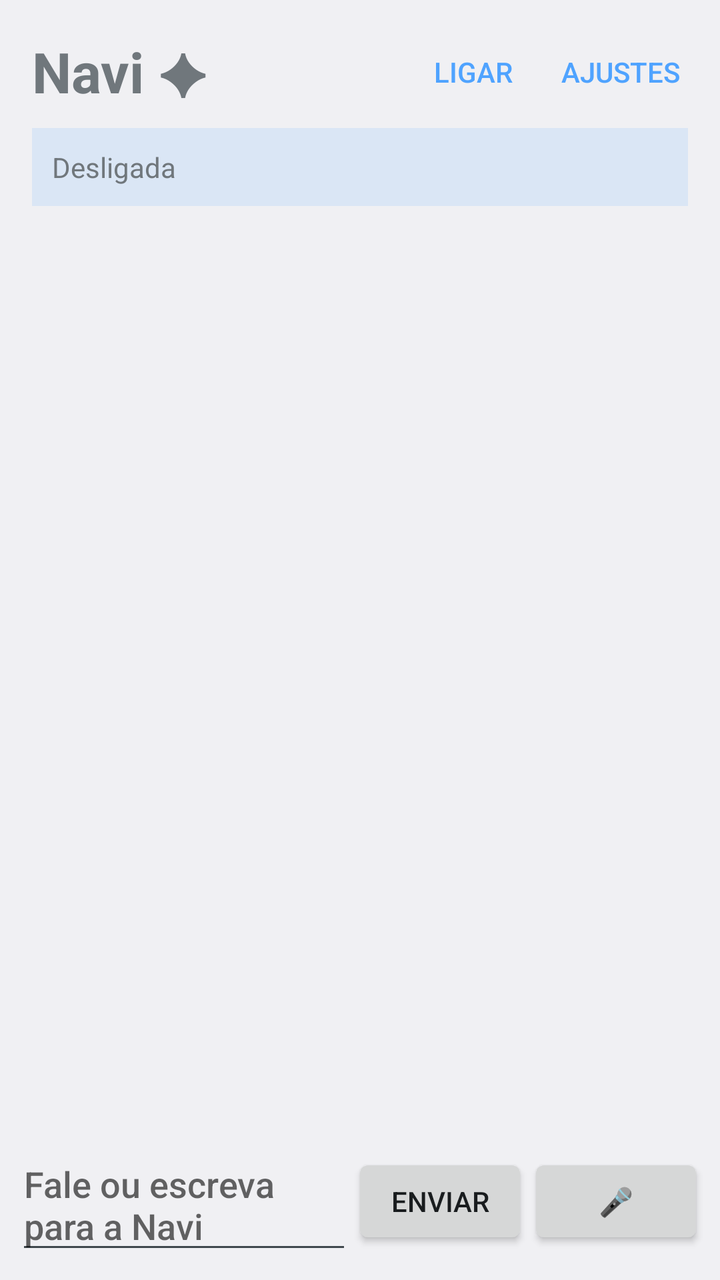
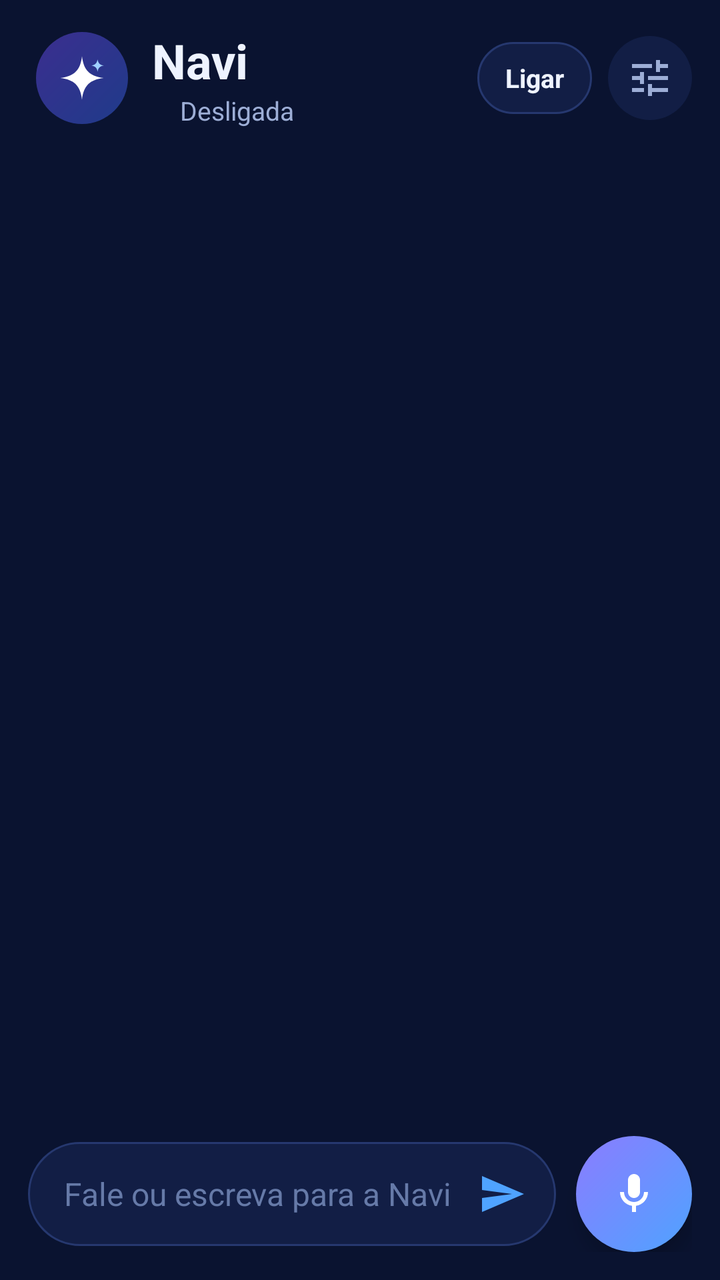

Screens rendered from an Android XML layout before and after an edit, with the pre-edit source and the edit as a unified diff.
<!-- AndroidManifest.xml: application theme NaviTheme -->
<!-- res/layout/activity_main.xml -->
<?xml version="1.0" encoding="utf-8"?>
<LinearLayout xmlns:android="http://schemas.android.com/apk/res/android"
    android:layout_width="match_parent"
    android:layout_height="match_parent"
    android:fitsSystemWindows="true"
    android:orientation="vertical">

    
    <LinearLayout
        android:layout_width="match_parent"
        android:layout_height="wrap_content"
        android:gravity="center_vertical"
        android:orientation="horizontal"
        android:paddingStart="16dp"
        android:paddingTop="12dp"
        android:paddingEnd="8dp"
        android:paddingBottom="4dp">

        <TextView
            android:layout_width="0dp"
            android:layout_height="wrap_content"
            android:layout_weight="1"
            android:text="Navi ✦"
            android:textSize="28sp"
            android:textStyle="bold" />

        <Button
            android:id="@+id/toggle"
            style="?android:attr/buttonBarButtonStyle"
            android:layout_width="wrap_content"
            android:layout_height="wrap_content"
            android:text="Ligar" />

        <Button
            android:id="@+id/settings"
            style="?android:attr/buttonBarButtonStyle"
            android:layout_width="wrap_content"
            android:layout_height="wrap_content"
            android:text="Ajustes" />
    </LinearLayout>

    <TextView
        android:id="@+id/status"
        android:layout_width="match_parent"
        android:layout_height="wrap_content"
        android:layout_marginStart="16dp"
        android:layout_marginEnd="16dp"
        android:background="#224FA3FF"
        android:padding="10dp"
        android:text="Desligada"
        android:textSize="14sp" />

    <TextView
        android:id="@+id/setupHint"
        android:layout_width="match_parent"
        android:layout_height="wrap_content"
        android:layout_marginStart="16dp"
        android:layout_marginTop="8dp"
        android:layout_marginEnd="16dp"
        android:background="#33FFB74F"
        android:padding="10dp"
        android:text="Falta configurar a chave do Gemini. Toque aqui para abrir os ajustes."
        android:textSize="14sp"
        android:visibility="gone" />

    
    <ScrollView
        android:id="@+id/scroll"
        android:layout_width="match_parent"
        android:layout_height="0dp"
        android:layout_weight="1"
        android:clipToPadding="false"
        android:paddingStart="12dp"
        android:paddingTop="8dp"
        android:paddingEnd="12dp"
        android:paddingBottom="8dp">

        <LinearLayout
            android:id="@+id/chat"
            android:layout_width="match_parent"
            android:layout_height="wrap_content"
            android:orientation="vertical" />
    </ScrollView>

    
    <LinearLayout
        android:layout_width="match_parent"
        android:layout_height="wrap_content"
        android:gravity="center_vertical"
        android:orientation="horizontal"
        android:padding="8dp">

        <EditText
            android:id="@+id/input"
            android:layout_width="0dp"
            android:layout_height="wrap_content"
            android:layout_weight="1"
            android:hint="Fale ou escreva para a Navi"
            android:imeOptions="actionSend"
            android:inputType="textCapSentences|textMultiLine"
            android:maxLines="4" />

        <Button
            android:id="@+id/send"
            android:layout_width="wrap_content"
            android:layout_height="wrap_content"
            android:text="Enviar" />

        <Button
            android:id="@+id/mic"
            android:layout_width="wrap_content"
            android:layout_height="wrap_content"
            android:text="🎤" />
    </LinearLayout>
</LinearLayout>
<!-- resources referenced by this layout -->
<resources>
  <style name="NaviTheme" parent="@android:style/Theme.DeviceDefault.DayNight">
          <item name="android:colorAccent">#4FA3FF</item>
          <item name="android:windowActionBar">false</item>
          <item name="android:windowNoTitle">true</item>
      </style>
</resources>

<!-- the commit's change to res/layout/activity_main.xml (unified diff, before → after) -->
@@ -2,6 +2,7 @@
 <LinearLayout xmlns:android="http://schemas.android.com/apk/res/android"
     android:layout_width="match_parent"
     android:layout_height="match_parent"
+    android:background="@color/navi_bg"
     android:fitsSystemWindows="true"
     android:orientation="vertical">
 
@@ -11,55 +12,93 @@
         android:layout_height="wrap_content"
         android:gravity="center_vertical"
         android:orientation="horizontal"
-        android:paddingStart="16dp"
-        android:paddingTop="12dp"
-        android:paddingEnd="8dp"
-        android:paddingBottom="4dp">
+        android:paddingStart="18dp"
+        android:paddingTop="14dp"
+        android:paddingEnd="14dp"
+        android:paddingBottom="10dp">
+
+        <ImageView
+            android:layout_width="46dp"
+            android:layout_height="46dp"
+            android:background="@drawable/bg_logo"
+            android:contentDescription="Navi"
+            android:padding="2dp"
+            android:src="@drawable/ic_sparkle" />
+
+        <LinearLayout
+            android:layout_width="0dp"
+            android:layout_height="wrap_content"
+            android:layout_marginStart="12dp"
+            android:layout_weight="1"
+            android:orientation="vertical">
+
+            <TextView
+                android:layout_width="wrap_content"
+                android:layout_height="wrap_content"
+                android:text="Navi"
+                android:textColor="@color/navi_text"
+                android:textSize="24sp"
+                android:textStyle="bold" />
+
+            <LinearLayout
+                android:id="@+id/statusRow"
+                android:layout_width="wrap_content"
+                android:layout_height="wrap_content"
+                android:gravity="center_vertical"
+                android:orientation="horizontal">
+
+                <View
+                    android:id="@+id/statusDot"
+                    android:layout_width="8dp"
+                    android:layout_height="8dp"
+                    android:layout_marginEnd="6dp" />
+
+                <TextView
+                    android:id="@+id/status"
+                    android:layout_width="wrap_content"
+                    android:layout_height="wrap_content"
+                    android:ellipsize="end"
+                    android:maxLines="1"
+                    android:text="Desligada"
+                    android:textColor="@color/navi_text2"
+                    android:textSize="13sp" />
+            </LinearLayout>
+        </LinearLayout>
 
         <TextView
-            android:layout_width="0dp"
-            android:layout_height="wrap_content"
-            android:layout_weight="1"
-            android:text="Navi ✦"
-            android:textSize="28sp"
+            android:id="@+id/toggle"
+            android:layout_width="wrap_content"
+            android:layout_height="36dp"
+            android:background="@drawable/bg_chip"
+            android:gravity="center"
+            android:paddingStart="14dp"
+            android:paddingEnd="14dp"
+            android:text="Ligar"
+            android:textColor="@color/navi_text"
+            android:textSize="13sp"
             android:textStyle="bold" />
 
-        <Button
-            android:id="@+id/toggle"
-            style="?android:attr/buttonBarButtonStyle"
-            android:layout_width="wrap_content"
-            android:layout_height="wrap_content"
-            android:text="Ligar" />
-
-        <Button
+        <ImageButton
             android:id="@+id/settings"
-            style="?android:attr/buttonBarButtonStyle"
-            android:layout_width="wrap_content"
-            android:layout_height="wrap_content"
-            android:text="Ajustes" />
+            android:layout_width="42dp"
+            android:layout_height="42dp"
+            android:layout_marginStart="8dp"
+            android:background="@drawable/bg_icon_btn"
+            android:contentDescription="Ajustes"
+            android:src="@drawable/ic_settings" />
     </LinearLayout>
-
-    <TextView
-        android:id="@+id/status"
-        android:layout_width="match_parent"
-        android:layout_height="wrap_content"
-        android:layout_marginStart="16dp"
-        android:layout_marginEnd="16dp"
-        android:background="#224FA3FF"
-        android:padding="10dp"
-        android:text="Desligada"
-        android:textSize="14sp" />
 
     <TextView
         android:id="@+id/setupHint"
         android:layout_width="match_parent"
         android:layout_height="wrap_content"
         android:layout_marginStart="16dp"
-        android:layout_marginTop="8dp"
         android:layout_marginEnd="16dp"
-        android:background="#33FFB74F"
-        android:padding="10dp"
-        android:text="Falta configurar a chave do Gemini. Toque aqui para abrir os ajustes."
+        android:layout_marginBottom="6dp"
+        android:background="@drawable/bg_card"
+        android:padding="14dp"
+        android:text="⚠️ Falta a chave do Gemini. Toque aqui para configurar (é grátis)."
+        android:textColor="@color/navi_warn"
         android:textSize="14sp"
         android:visibility="gone" />
 
@@ -70,17 +109,36 @@
         android:layout_height="0dp"
         android:layout_weight="1"
         android:clipToPadding="false"
-        android:paddingStart="12dp"
-        android:paddingTop="8dp"
-        android:paddingEnd="12dp"
-        android:paddingBottom="8dp">
+        android:fadingEdgeLength="24dp"
+        android:paddingStart="14dp"
+        android:paddingEnd="14dp"
+        android:requiresFadingEdge="vertical">
 
         <LinearLayout
             android:id="@+id/chat"
             android:layout_width="match_parent"
             android:layout_height="wrap_content"
-            android:orientation="vertical" />
+            android:orientation="vertical"
+            android:paddingTop="6dp"
+            android:paddingBottom="12dp" />
     </ScrollView>
+
+    
+    <HorizontalScrollView
+        android:id="@+id/suggestionsScroll"
+        android:layout_width="match_parent"
+        android:layout_height="wrap_content"
+        android:clipToPadding="false"
+        android:paddingStart="14dp"
+        android:paddingEnd="14dp"
+        android:scrollbars="none">
+
+        <LinearLayout
+            android:id="@+id/suggestions"
+            android:layout_width="wrap_content"
+            android:layout_height="wrap_content"
+            android:orientation="horizontal" />
+    </HorizontalScrollView>
 
     
     <LinearLayout
@@ -88,28 +146,54 @@
         android:layout_height="wrap_content"
         android:gravity="center_vertical"
         android:orientation="horizontal"
-        android:padding="8dp">
+        android:paddingStart="14dp"
+        android:paddingTop="10dp"
+        android:paddingEnd="14dp"
+        android:paddingBottom="14dp">
 
-        <EditText
-            android:id="@+id/input"
+        <LinearLayout
             android:layout_width="0dp"
             android:layout_height="wrap_content"
             android:layout_weight="1"
-            android:hint="Fale ou escreva para a Navi"
-            android:imeOptions="actionSend"
-            android:inputType="textCapSentences|textMultiLine"
-            android:maxLines="4" />
+            android:background="@drawable/bg_input"
+            android:gravity="center_vertical"
+            android:minHeight="52dp"
+            android:orientation="horizontal"
+            android:paddingStart="18dp"
+            android:paddingEnd="6dp">
 
-        <Button
-            android:id="@+id/send"
-            android:layout_width="wrap_content"
-            android:layout_height="wrap_content"
-            android:text="Enviar" />
+            <EditText
+                android:id="@+id/input"
+                android:layout_width="0dp"
+                android:layout_height="wrap_content"
+                android:layout_weight="1"
+                android:background="@null"
+                android:hint="Fale ou escreva para a Navi"
+                android:imeOptions="actionSend"
+                android:inputType="textCapSentences|textMultiLine"
+                android:maxLines="4"
+                android:paddingTop="12dp"
+                android:paddingBottom="12dp"
+                android:textColor="@color/navi_text"
+                android:textSize="16sp" />
 
-        <Button
+            <ImageButton
+                android:id="@+id/send"
+                android:layout_width="42dp"
+                android:layout_height="42dp"
+                android:background="?android:attr/selectableItemBackgroundBorderless"
+                android:contentDescription="Enviar"
+                android:src="@drawable/ic_send" />
+        </LinearLayout>
+
+        <ImageButton
             android:id="@+id/mic"
-            android:layout_width="wrap_content"
-            android:layout_height="wrap_content"
-            android:text="🎤" />
+            android:layout_width="58dp"
+            android:layout_height="58dp"
+            android:layout_marginStart="10dp"
+            android:background="@drawable/bg_mic"
+            android:contentDescription="Falar com a Navi"
+            android:elevation="6dp"
+            android:src="@drawable/ic_mic" />
     </LinearLayout>
 </LinearLayout>
<!-- resource entries referenced after the edit -->
@@ -1,9 +1,109 @@
 <!-- resources referenced by this layout -->
 <resources>
-  <style name="NaviTheme" parent="@android:style/Theme.DeviceDefault.DayNight">
-          <item name="android:colorAccent">#4FA3FF</item>
-          <item name="android:windowActionBar">false</item>
-          <item name="android:windowNoTitle">true</item>
+  <color name="navi_bg">#0A1330</color>
+  <color name="navi_text">#EEF3FF</color>
+  <color name="navi_text2">#9DAED6</color>
+  <color name="navi_warn">#FFB74F</color>
+  <!-- drawable bg_card (drawable) -->
+  <?xml version="1.0" encoding="utf-8"?>
+  <shape xmlns:android="http://schemas.android.com/apk/res/android" android:shape="rectangle">
+      <solid android:color="@color/navi_surface" />
+      <stroke android:width="1dp" android:color="@color/navi_stroke" />
+      <corners android:radius="20dp" />
+  </shape>
+  <!-- drawable bg_chip (drawable) -->
+  <?xml version="1.0" encoding="utf-8"?>
+  <ripple xmlns:android="http://schemas.android.com/apk/res/android" android:color="#334FA3FF">
+      <item>
+          <shape android:shape="rectangle">
+              <solid android:color="@color/navi_surface" />
+              <stroke android:width="1dp" android:color="@color/navi_stroke" />
+              <corners android:radius="18dp" />
+          </shape>
+      </item>
+  </ripple>
+  <!-- drawable bg_icon_btn (drawable) -->
+  <?xml version="1.0" encoding="utf-8"?>
+  <ripple xmlns:android="http://schemas.android.com/apk/res/android" android:color="#334FA3FF">
+      <item>
+          <shape android:shape="oval">
+              <solid android:color="@color/navi_surface" />
+          </shape>
+      </item>
+  </ripple>
+  <!-- drawable bg_input (drawable) -->
+  <?xml version="1.0" encoding="utf-8"?>
+  <shape xmlns:android="http://schemas.android.com/apk/res/android" android:shape="rectangle">
+      <solid android:color="@color/navi_surface" />
+      <stroke android:width="1dp" android:color="@color/navi_stroke" />
+      <corners android:radius="26dp" />
+  </shape>
+  <!-- drawable bg_logo (drawable) -->
+  <?xml version="1.0" encoding="utf-8"?>
+  <shape xmlns:android="http://schemas.android.com/apk/res/android" android:shape="oval">
+      <gradient android:angle="135" android:startColor="#1F3B8A" android:endColor="#3B2E8F" />
+  </shape>
+  <!-- drawable bg_mic (drawable) -->
+  <?xml version="1.0" encoding="utf-8"?>
+  <ripple xmlns:android="http://schemas.android.com/apk/res/android" android:color="#44FFFFFF">
+      <item>
+          <shape android:shape="oval">
+              <gradient android:angle="135" android:startColor="@color/navi_accent" android:endColor="@color/navi_accent2" />
+          </shape>
+      </item>
+  </ripple>
+  <!-- drawable ic_mic (drawable) -->
+  <?xml version="1.0" encoding="utf-8"?>
+  <vector xmlns:android="http://schemas.android.com/apk/res/android"
+      android:width="24dp" android:height="24dp" android:viewportWidth="24" android:viewportHeight="24">
+      <path android:fillColor="#FFFFFF"
+          android:pathData="M12,14c1.66,0 3,-1.34 3,-3V5c0,-1.66 -1.34,-3 -3,-3S9,3.34 9,5v6C9,12.66 10.34,14 12,14z" />
+      <path android:fillColor="#FFFFFF"
+          android:pathData="M17,11c0,2.76 -2.24,5 -5,5s-5,-2.24 -5,-5H5c0,3.53 2.61,6.43 6,6.92V21h2v-3.08c3.39,-0.49 6,-3.39 6,-6.92H17z" />
+  </vector>
+  <!-- drawable ic_send (drawable) -->
+  <?xml version="1.0" encoding="utf-8"?>
+  <vector xmlns:android="http://schemas.android.com/apk/res/android"
+      android:width="24dp" android:height="24dp" android:viewportWidth="24" android:viewportHeight="24">
+      <path android:fillColor="@color/navi_accent" android:pathData="M2.01,21L23,12L2.01,3L2,10l15,2l-15,2z" />
+  </vector>
+  <!-- drawable ic_settings (drawable) -->
+  <?xml version="1.0" encoding="utf-8"?>
+  <vector xmlns:android="http://schemas.android.com/apk/res/android"
+      android:width="24dp" android:height="24dp" android:viewportWidth="24" android:viewportHeight="24">
+      <path android:fillColor="@color/navi_text2"
+          android:pathData="M3,17v2h6v-2H3zM3,5v2h10V5H3zM13,21v-2h8v-2h-8v-2h-2v6H13zM7,9v2H3v2h4v2h2V9H7zM21,13v-2H11v2H21zM15,9h2V7h4V5h-4V3h-2V9z" />
+  </vector>
+  <!-- drawable ic_sparkle (drawable) -->
+  <?xml version="1.0" encoding="utf-8"?>
+  <vector xmlns:android="http://schemas.android.com/apk/res/android"
+      android:width="108dp"
+      android:height="108dp"
+      android:viewportWidth="108"
+      android:viewportHeight="108">
+      <path
+          android:fillColor="#FFFFFF"
+          android:pathData="M54,26 C56,44 64,52 82,54 C64,56 56,64 54,82 C52,64 44,56 26,54 C44,52 52,44 54,26 Z" />
+      <path
+          android:fillColor="#9FD0FF"
+          android:pathData="M74,30 C74.8,35 77,37.2 82,38 C77,38.8 74.8,41 74,46 C73.2,41 71,38.8 66,38 C71,37.2 73.2,35 74,30 Z" />
+  </vector>
+  <style name="NaviTheme" parent="@android:style/Theme.Material.NoActionBar">
+          <item name="android:colorPrimary">@color/navi_bg</item>
+          <item name="android:colorPrimaryDark">@color/navi_bg</item>
+          <item name="android:colorAccent">@color/navi_accent</item>
+          <item name="android:colorControlNormal">@color/navi_text2</item>
+          <item name="android:colorControlActivated">@color/navi_accent</item>
+          <item name="android:windowBackground">@color/navi_bg</item>
+          <item name="android:statusBarColor">@color/navi_bg</item>
+          <item name="android:navigationBarColor">@color/navi_bg</item>
+          <item name="android:textColorPrimary">@color/navi_text</item>
+          <item name="android:textColorSecondary">@color/navi_text2</item>
+          <item name="android:textColorHint">#667AA8</item>
       </style>
+  <color name="navi_surface">#121E45</color>
+  <color name="navi_stroke">#26386F</color>
+  <color name="navi_accent">#4FA3FF</color>
+  <color name="navi_accent2">#8B7CFF</color>
 </resources>
 
